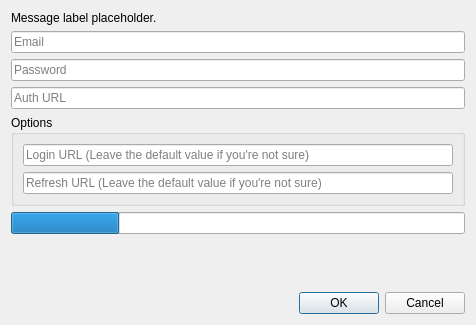
Above: launcher/ui/dialogs/CustomLoginDialog.ui from FreesmTeam/FreesmLauncher before the change. Below: the same form after it.
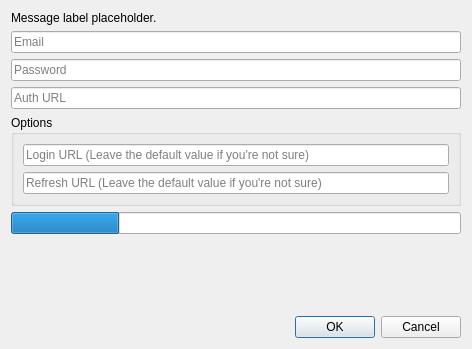
That is the form after the change.

```diff
--- a/launcher/ui/dialogs/CustomLoginDialog.ui
+++ b/launcher/ui/dialogs/CustomLoginDialog.ui
@@ -6,8 +6,8 @@
    <rect>
     <x>0</x>
     <y>0</y>
-       <width>476</width>
-       <height>325</height>
+       <width>472</width>
+       <height>349</height>
    </rect>
   </property>
   <property name="sizePolicy">
```
